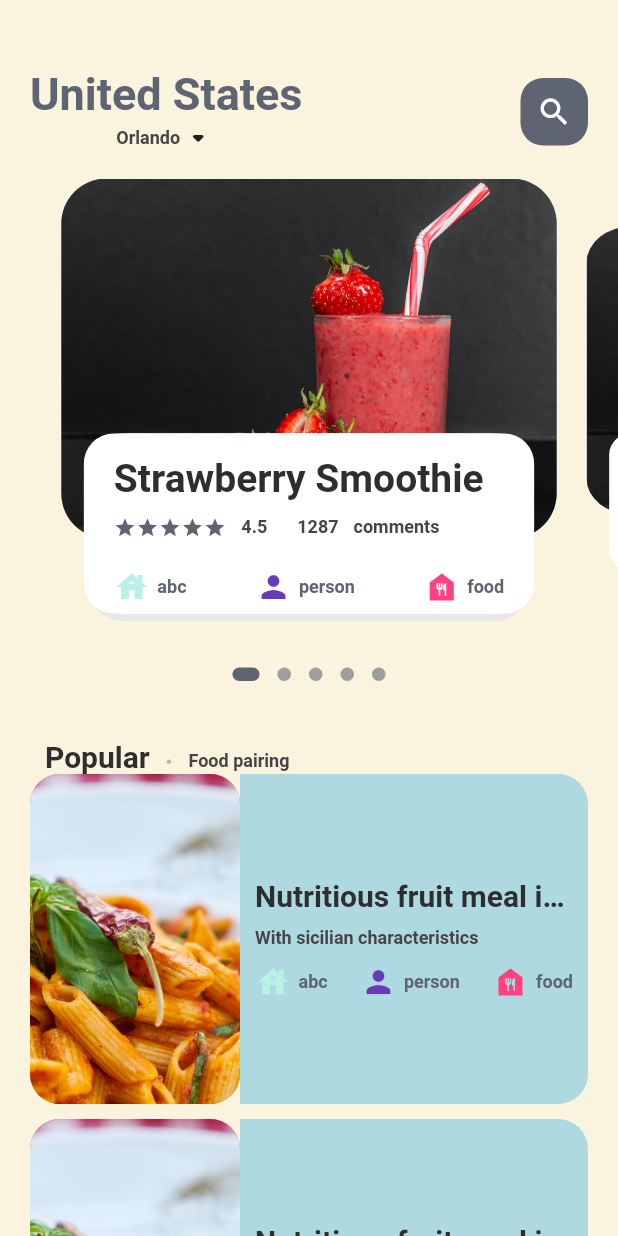
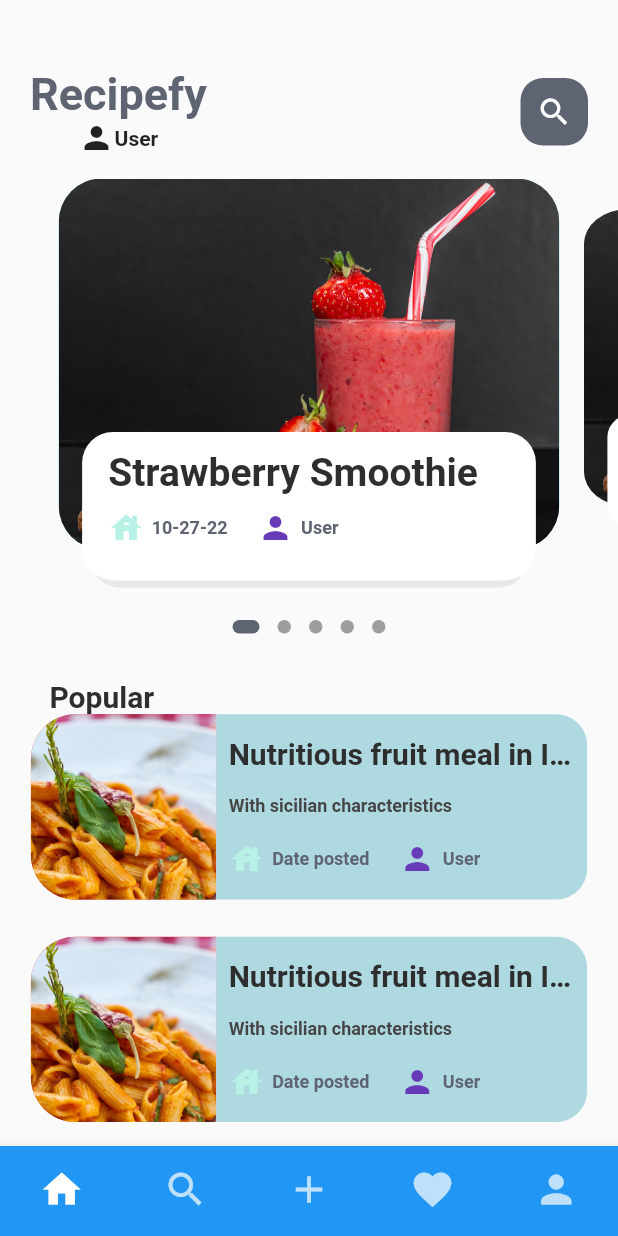
Before and after one commit to jgpeachey/Recipefy, a Flutter app: the MainFoodPage screen opened directly, on a phone screen of 412 x 824 dp. Run offline on Flutter 3.47's test engine with Material 2 defaults, Android fonts, the phone set to English and light mode, and no system bars; drawn by our look-alikes of dots_indicator.

Commit message:
Added bottom navigation bar

```diff
--- /dev/null
+++ b/recipefy_mobile/lib/views/add.dart
@@ -0,0 +1,32 @@
+import 'package:flutter/material.dart';
+
+void main() {
+  runApp(
+    AddPage()
+  );
+}
+
+class AddPage extends StatefulWidget {
+  const AddPage({super.key});
+
+  @override
+  State<AddPage> createState() => _AddPageState();
+}
+
+class _AddPageState extends State<AddPage>{
+
+  @override
+  Widget build(BuildContext context) {
+    return MaterialApp(
+      title: 'Add Page',
+      home: Scaffold(
+        appBar: AppBar(
+          title: Text('Add Page'),
+        ),
+        body: Center(
+          child: Text('Add Page'),
+        )
+      )
+    );
+  }
+}
--- /dev/null
+++ b/recipefy_mobile/lib/views/favorites.dart
@@ -0,0 +1,32 @@
+import 'package:flutter/material.dart';
+
+void main() {
+  runApp(
+    FavoritesPage()
+  );
+}
+
+class FavoritesPage extends StatefulWidget {
+  const FavoritesPage({super.key});
+
+  @override
+  State<FavoritesPage> createState() => _FavoritesPageState();
+}
+
+class _FavoritesPageState extends State<FavoritesPage>{
+
+  @override
+  Widget build(BuildContext context) {
+    return MaterialApp(
+      title: 'Favorites Page',
+      home: Scaffold(
+        appBar: AppBar(
+          title: Text('Favorites Page'),
+        ),
+        body: Center(
+          child: Text('Favorites Page'),
+        )
+      )
+    );
+  }
+}
--- a/recipefy_mobile/lib/views/food.dart
+++ b/recipefy_mobile/lib/views/food.dart
@@ -1,5 +1,4 @@
 import 'package:recipefy_mobile/utils/colors.dart';
-// import 'package:recipefy_mobile/utils/dimensions.dart';
 import 'package:recipefy_mobile/widgets/app_column.dart';
 import 'package:recipefy_mobile/widgets/icon_and_text_widget.dart';
 import 'package:recipefy_mobile/widgets/small_text.dart';
@@ -19,7 +18,8 @@ class _FoodPageBodyState extends State<FoodPageBody> {
   PageController pageController = PageController(viewportFraction: 0.85);
   var _currPageValue = 0.0;
   double _scaleFactor = 0.8;
-  double _height = 320;
+  // double _height = 0;
+
 
   @override
   void initState() {
@@ -34,6 +34,7 @@ class _FoodPageBodyState extends State<FoodPageBody> {
   @override
   void dispose() {
     pageController.dispose();
+    super.dispose();
   }
 
   @override
@@ -42,7 +43,7 @@ class _FoodPageBodyState extends State<FoodPageBody> {
       children: [
         Container(
           // color: Colors.redAccent,
-          height: 320,
+          height: MediaQuery.of(context).size.height * 0.35,
           child: PageView.builder(
             controller: pageController,
             itemCount: 5,
@@ -62,46 +63,39 @@ class _FoodPageBodyState extends State<FoodPageBody> {
                 borderRadius: BorderRadius.circular(5.0)),
           ),
         ),
-        SizedBox(height: 30),
+        SizedBox(height: MediaQuery.of(context).size.height * 0.03),
         Container(
-          margin: EdgeInsets.only(left: 30),
+          // color: Colors.redAccent,
+          margin:
+              EdgeInsets.only(left: MediaQuery.of(context).size.width * 0.08),
           child: Row(
-            crossAxisAlignment: CrossAxisAlignment.end,
             children: [
             BigText(text: "Popular"),
-              SizedBox(width: 10),
-              Container(
-                margin: const EdgeInsets.only(bottom: 3),
-                child: BigText(text: ".", color: Colors.black26),
-              ),
-              SizedBox(
-                width: 10,
+          ],)
         ),
         Container(
-                margin: const EdgeInsets.only(bottom: 2),
-                child: SmallText(text: "Food pairing"),
-              ),
-            ],
-          ),
-        ),
-        ListView.builder(
+          // color: Colors.redAccent,
+          child: ListView.builder(
             physics: NeverScrollableScrollPhysics(),
             shrinkWrap: true,
             itemCount: 10,
             itemBuilder: (context, index) {
               return Container(
                 margin: EdgeInsets.only(
-                  left: 20,
-                  right: 20,
-                  bottom: 10),
+                    left: MediaQuery.of(context).size.width * 0.05,
+                    right: MediaQuery.of(context).size.width * 0.05,
+                    bottom: MediaQuery.of(context).size.height * 0.03),
                 child: Row(
                   children: [
                     // image section
                     Container(
-                    width: 140,
-                    height: 220,
+                      width: MediaQuery.of(context).size.width * 0.3,
+                      height: MediaQuery.of(context).size.height * 0.15,
                       decoration: BoxDecoration(
-                      borderRadius: BorderRadius.circular(20),
+                        borderRadius: BorderRadius.only(
+                          topLeft: Radius.circular(30),
+                          bottomLeft: Radius.circular(30),
+                        ),
                         color: Colors.red,
                         image: DecorationImage(
                           fit: BoxFit.cover,
@@ -112,47 +106,42 @@ class _FoodPageBodyState extends State<FoodPageBody> {
                     // text section
                     Expanded(
                       child: Container(
-                        height: 220,
+                          height: MediaQuery.of(context).size.height * 0.15,
                           // width: 200,
                           decoration: BoxDecoration(
                             borderRadius: BorderRadius.only(
-                            topRight: Radius.circular(20),
-                            bottomRight: Radius.circular(20),
+                              topRight: Radius.circular(MediaQuery.of(context).size.width * 0.05),
+                              bottomRight: Radius.circular(MediaQuery.of(context).size.width * 0.05),
                             ),
                             color: AppColors.titleColor,
                           ),
                           child: Padding(
                               padding: EdgeInsets.only(
-                                left: 10,
-                                right: 10),
+                                  left: MediaQuery.of(context).size.width * 0.02,
+                                  right: MediaQuery.of(context).size.width * 0.02),
                               child: Column(
                                 crossAxisAlignment: CrossAxisAlignment.start,
                                 mainAxisAlignment: MainAxisAlignment.center,
                                 children: [
                                   BigText(text: "Nutritious fruit meal in Italy"),
-                                SizedBox(height: 10),
+                                  SizedBox(height: MediaQuery.of(context).size.height * 0.02),
                                   SmallText(
                                       text: "With sicilian characteristics"),
-                                SizedBox(height: 10),
+                                  SizedBox(height: MediaQuery.of(context).size.height * 0.02),
                                   Row(
-                                  mainAxisAlignment:
-                                      MainAxisAlignment.spaceBetween,
+                                    mainAxisAlignment: MainAxisAlignment.start,
                                     children: [
                                       IconAndTextWdiget(
                                           icon: Icons.house,
-                                        text: 'abc',
+                                          text: 'Date posted',
                                           color: AppColors.mainColor,
                                           iconColor: AppColors.iconColor),
+                                      SizedBox(width: 20),
                                       IconAndTextWdiget(
                                           icon: Icons.person,
-                                        text: 'person',
+                                          text: 'User',
                                           color: AppColors.mainColor,
                                           iconColor: Colors.deepPurple),
-                                    IconAndTextWdiget(
-                                        icon: Icons.food_bank,
-                                        text: 'food',
-                                        color: AppColors.mainColor,
-                                        iconColor: Colors.pinkAccent),
                                     ],
                                   ),
                                 ],
@@ -163,11 +152,13 @@ class _FoodPageBodyState extends State<FoodPageBody> {
               );
             },
           ),
+        ),
       ],
     );
   }
 
   Widget _buildPageItem(int index) {
+    double _height = MediaQuery.of(context).size.height * 0.25;
     Matrix4 matrix = new Matrix4.identity();
     if (index == _currPageValue.floor()) {
       var currScale = 1 - (_currPageValue - index) * (1 - _scaleFactor);
@@ -199,14 +190,14 @@ class _FoodPageBodyState extends State<FoodPageBody> {
         children: [
           GestureDetector(
             onTap: () {
-              // Navigator.pushNamed(context, '/popular');
+              Navigator.pushNamed(context, '/popular');
             },
             child: Container(
-              height: 240,
+              height: MediaQuery.of(context).size.height * 0.3,
               margin: EdgeInsets.only(
-                  left: 10, right: 10),
+                  left: MediaQuery.of(context).size.width * 0.02, right: MediaQuery.of(context).size.width * 0.02),
               decoration: BoxDecoration(
-                borderRadius: BorderRadius.circular(30),
+                borderRadius: BorderRadius.circular(MediaQuery.of(context).size.width * 0.07),
                 color: index.isEven ? Color(0xFF69C5DF) : Color(0xFF9294CC),
                 image: DecorationImage(
                   fit: BoxFit.cover,
@@ -218,13 +209,13 @@ class _FoodPageBodyState extends State<FoodPageBody> {
           Align(
             alignment: Alignment.bottomCenter,
             child: Container(
-              height: 120,
+              height: MediaQuery.of(context).size.height * 0.12,
               margin: EdgeInsets.only(
-                  left: 30,
-                  right: 30,
-                  bottom: 30),
+                  left: MediaQuery.of(context).size.width * 0.07,
+                  right: MediaQuery.of(context).size.width * 0.07,
+                  bottom: MediaQuery.of(context).size.width * 0.05),
               decoration: BoxDecoration(
-                borderRadius: BorderRadius.circular(20),
+                borderRadius: BorderRadius.circular(MediaQuery.of(context).size.width * 0.05),
                 color: Colors.white,
                 boxShadow: [
                   BoxShadow(
@@ -246,9 +237,9 @@ class _FoodPageBodyState extends State<FoodPageBody> {
               ),
               child: Container(
                 padding: EdgeInsets.only(
-                    top: 15,
-                    left: 15,
-                    right: 15),
+                    top: MediaQuery.of(context).size.height * 0.015,
+                    left: MediaQuery.of(context).size.height * 0.015,
+                    right: MediaQuery.of(context).size.height * 0.015),
                 child: AppColumn(text: "Strawberry Smoothie"),
               ),
             ),
--- a/recipefy_mobile/lib/views/home.dart
+++ b/recipefy_mobile/lib/views/home.dart
@@ -8,19 +8,24 @@ import '../../utils/colors.dart';
 // import '../../utils/dimensions.dart';
 import '../../widgets/small_text.dart';
 
-class MainFoodPage extends StatefulWidget {
-  const MainFoodPage({super.key});
+void main() {
+  runApp(
+    HomePage()
+  );
+}
+
+class HomePage extends StatefulWidget {
+  const HomePage({super.key});
 
   @override
-  State<MainFoodPage> createState() => _MainFoodPageState();
+  State<HomePage> createState() => _HomePageState();
 }
 
-class _MainFoodPageState extends State<MainFoodPage> {
+class _HomePageState extends State<HomePage>{
+
   @override
   Widget build(BuildContext context) {
-    // print("current height is"+MediaQuery.of(context).size.height.toString());
     return Scaffold(
-      backgroundColor: AppColors.backgroundColor,
       body: Column(
         children: [
           Container(
@@ -35,13 +40,16 @@ class _MainFoodPageState extends State<MainFoodPage> {
                   Column(
                     children: [
                       BigText(
-                          text: "United States",
+                          text: "Recipefy",
                           color: AppColors.mainColor,
                           size: 30),
                       Row(
+                        // ADD CONNECTION TO API HERE
+                        // PROFILE PICTURE AND FIRST NAME
+                        // DELETE THIS COMMENT
                         children: [
-                          SmallText(text: 'Orlando'),
-                          Icon(Icons.arrow_drop_down_rounded),
+                          Icon(Icons.person),
+                          Text('User'),
                         ],
                       ),
                     ],
--- a/recipefy_mobile/lib/views/login.dart
+++ b/recipefy_mobile/lib/views/login.dart
@@ -1,5 +1,6 @@
 import 'package:recipefy_mobile/services/remote_services.dart';
 import 'package:recipefy_mobile/views/home.dart';
+import 'package:recipefy_mobile/views/main_page.dart';
 import 'register.dart';
 
 import 'package:flutter/material.dart';
--- /dev/null
+++ b/recipefy_mobile/lib/views/main_page.dart
@@ -0,0 +1,74 @@
+
+
+import 'package:flutter/material.dart';
+import 'package:recipefy_mobile/views/add.dart';
+import 'package:recipefy_mobile/views/favorites.dart';
+import 'package:recipefy_mobile/views/home.dart';
+import 'package:recipefy_mobile/views/profile.dart';
+import 'package:recipefy_mobile/views/search.dart';
+
+class MainFoodPage extends StatefulWidget {
+  const MainFoodPage({super.key});
+
+  @override
+  State<MainFoodPage> createState() => _MainFoodPageState();
+}
+
+class _MainFoodPageState extends State<MainFoodPage> {
+  int currentIndex = 0;
+  List pages = [
+    HomePage(),
+    SearchPage(),
+    AddPage(),
+    FavoritesPage(),
+    ProfilePage(),
+  ];
+
+  @override
+  Widget build(BuildContext context) {
+    // print("current height is"+MediaQuery.of(context).size.height.toString());
+    return Scaffold(
+      body: pages[currentIndex],
+      bottomNavigationBar: BottomNavigationBar(
+          type: BottomNavigationBarType.fixed,
+          backgroundColor: Colors.blue,
+          selectedItemColor: Colors.white,
+          unselectedItemColor: Colors.white70,
+          iconSize: 30,
+          showSelectedLabels: false,
+          showUnselectedLabels: false,
+          currentIndex: currentIndex,
+          onTap: (index) => setState(() {
+                currentIndex = index;
+              }),
+          items: [
+            BottomNavigationBarItem(
+              icon: Icon(Icons.home),
+              label: 'Home',
+              // backgroundColor: Colors.blue
+            ),
+            BottomNavigationBarItem(
+              icon: Icon(Icons.search),
+              label: 'Search',
+              // backgroundColor: Colors.grey,
+            ),
+            BottomNavigationBarItem(
+              icon: Icon(Icons.add),
+              label: 'Add',
+              // backgroundColor: Colors.green,
+            ),
+            BottomNavigationBarItem(
+              icon: Icon(Icons.favorite),
+              label: 'Favorites',
+              // backgroundColor: Colors.red,
+            ),
+            BottomNavigationBarItem(
+              icon: Icon(Icons.person),
+              label: 'Profile',
+              // backgroundColor: Colors.black,
+            ),
+          ]),
+      backgroundColor: Colors.white,
+    );
+  }
+}
--- /dev/null
+++ b/recipefy_mobile/lib/views/profile.dart
@@ -0,0 +1,32 @@
+import 'package:flutter/material.dart';
+
+void main() {
+  runApp(
+    ProfilePage()
+  );
+}
+
+class ProfilePage extends StatefulWidget {
+  const ProfilePage({super.key});
+
+  @override
+  State<ProfilePage> createState() => _ProfilePageState();
+}
+
+class _ProfilePageState extends State<ProfilePage>{
+
+  @override
+  Widget build(BuildContext context) {
+    return MaterialApp(
+      title: 'Profile Page',
+      home: Scaffold(
+        appBar: AppBar(
+          title: Text('Profile Page'),
+        ),
+        body: Center(
+          child: Text('Profile Page'),
+        )
+      )
+    );
+  }
+}
--- /dev/null
+++ b/recipefy_mobile/lib/views/search.dart
@@ -0,0 +1,32 @@
+import 'package:flutter/material.dart';
+
+void main() {
+  runApp(
+    SearchPage()
+  );
+}
+
+class SearchPage extends StatefulWidget {
+  const SearchPage({super.key});
+
+  @override
+  State<SearchPage> createState() => _SearchPageState();
+}
+
+class _SearchPageState extends State<SearchPage>{
+
+  @override
+  Widget build(BuildContext context) {
+    return MaterialApp(
+      title: 'Search Page',
+      home: Scaffold(
+        appBar: AppBar(
+          title: Text('Search Page'),
+        ),
+        body: Center(
+          child: Text('Search Page'),
+        )
+      )
+    );
+  }
+}
--- a/recipefy_mobile/lib/widgets/app_column.dart
+++ b/recipefy_mobile/lib/widgets/app_column.dart
@@ -14,45 +14,27 @@ class AppColumn extends StatelessWidget {
     return Column(
       crossAxisAlignment: CrossAxisAlignment.start,
       children: [
-        BigText(text: text, size: 26,),
+        BigText(
+          text: text,
+          size: 26,
+        ),
         SizedBox(height: 10),
         Row(
-          // mainAxisAlignment: MainAxisAlignment.center,
+          mainAxisAlignment: MainAxisAlignment.start,
           children: [
-            Wrap(
-              children: List.generate(
-                5,
-                ((index) =>
-                    Icon(Icons.star, color: AppColors.mainColor, size: 15)),
-              ),
-            ),
-            SizedBox(width: 10),
-            SmallText(text: "4.5"),
-            SizedBox(width: 20),
-            SmallText(text: "1287"),
-            SizedBox(width: 10),
-            SmallText(text: "comments"),
-          ],
-        ),
-        SizedBox(height: 20),
-        Row(
-          mainAxisAlignment: MainAxisAlignment.spaceBetween,
-          children: [
+            // ADD CONNECTION TO API HERE
+            // DELETE THIS COMMENT
             IconAndTextWdiget(
                 icon: Icons.house,
-                text: 'abc',
+                text: '10-27-22',
                 color: AppColors.mainColor,
                 iconColor: AppColors.iconColor),
+            SizedBox(width: 20,),
             IconAndTextWdiget(
                 icon: Icons.person,
-                text: 'person',
+                text: 'User',
                 color: AppColors.mainColor,
                 iconColor: Colors.deepPurple),
-            IconAndTextWdiget(
-                icon: Icons.food_bank,
-                text: 'food',
-                color: AppColors.mainColor,
-                iconColor: Colors.pinkAccent),
           ],
         ),
       ],
```
Also changed, not shown: recipefy_mobile/pubspec.lock. Lines whose indentation alone changed are shown as unchanged.
